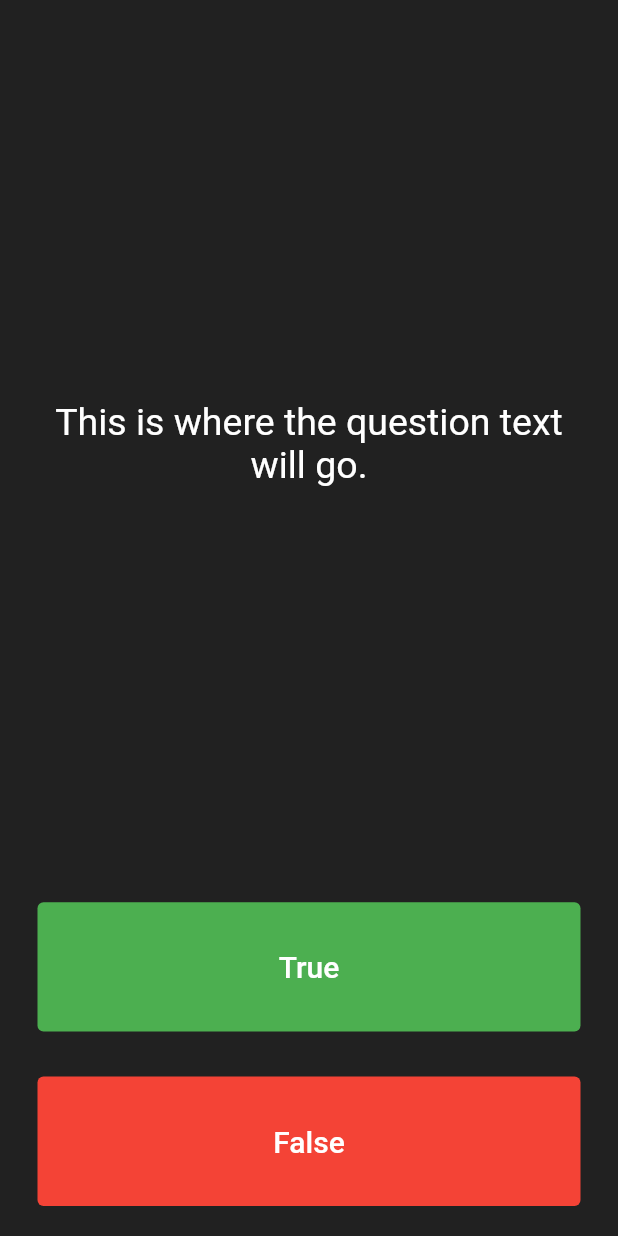
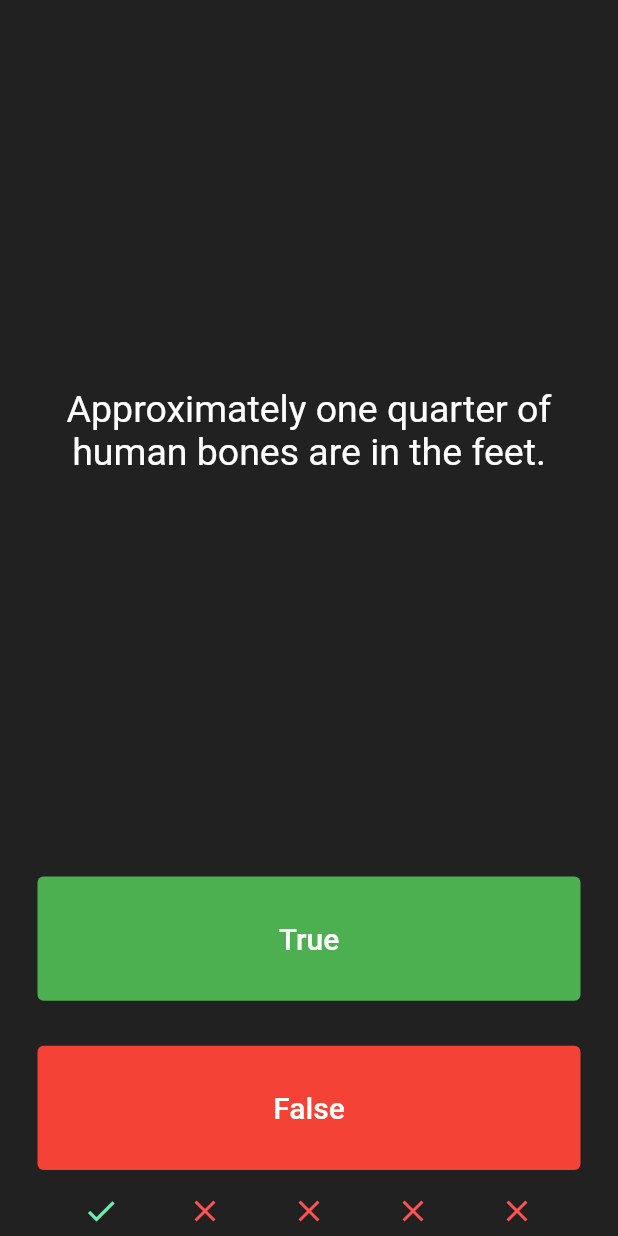
Before and after one commit to nikunjsaraf-oss/quizzler, a Flutter app: the screen it shows after launch, after a tap on "True", on a phone screen of 412 x 824 dp. Run offline on Flutter 3.47's test engine with Material 2 defaults, Android fonts, the phone set to English and light mode, and no system bars.

Commit message:
Added questions and answers

```diff
--- a/lib/main.dart
+++ b/lib/main.dart
@@ -25,6 +25,20 @@ class QuizPage extends StatefulWidget {
 }
 
 class _QuizPageState extends State<QuizPage> {
+  List<Icon> scoreKeeper = [];
+  List<String> questions = [
+    'You can lead a cow down stairs but not up stairs.',
+    'Approximately one quarter of human bones are in the feet.',
+    'A slug\'s blood is green.',
+  ];
+  List<bool> answers = [
+    false,
+    true,
+    true,
+  ];
+
+  int questionNumber = 0;
+
   @override
   Widget build(BuildContext context) {
     return Column(
@@ -37,7 +51,7 @@ class _QuizPageState extends State<QuizPage> {
             padding: EdgeInsets.all(10.0),
             child: Center(
               child: Text(
-                'This is where the question text will go.',
+                questions[questionNumber],
                 textAlign: TextAlign.center,
                 style: TextStyle(
                   fontSize: 25.0,
@@ -63,7 +77,19 @@ class _QuizPageState extends State<QuizPage> {
                 ),
               ),
               onPressed: () {
+                bool correctAnswer = answers[questionNumber];
+
+                if (correctAnswer) {
+                  print('Correct answer');
+                } else {
+                  print('Wrong answer!');
+                }
                 //The user picked true.
+                setState(
+                  () {
+                    questionNumber++;
+                  },
+                );
               },
             ),
           ),
@@ -84,12 +110,48 @@ class _QuizPageState extends State<QuizPage> {
                 ),
               ),
               onPressed: () {
+                bool correctAnswer = answers[questionNumber];
+
+                if (!correctAnswer) {
+                  print('Correct answer');
+                } else {
+                  print('Wrong answer!');
+                }
                 //The user picked false.
+                setState(
+                  () {
+                    questionNumber++;
+                  },
+                );
               },
             ),
           ),
         ),
-
+        Row(
+          mainAxisAlignment: MainAxisAlignment.spaceEvenly,
+          children: [
+            Icon(
+              Icons.check,
+              color: Colors.greenAccent,
+            ),
+            Icon(
+              Icons.close_sharp,
+              color: Colors.redAccent,
+            ),
+            Icon(
+              Icons.close_sharp,
+              color: Colors.redAccent,
+            ),
+            Icon(
+              Icons.close_sharp,
+              color: Colors.redAccent,
+            ),
+            Icon(
+              Icons.close_sharp,
+              color: Colors.redAccent,
+            ),
+          ],
+        ),
       ],
     );
   }
```
